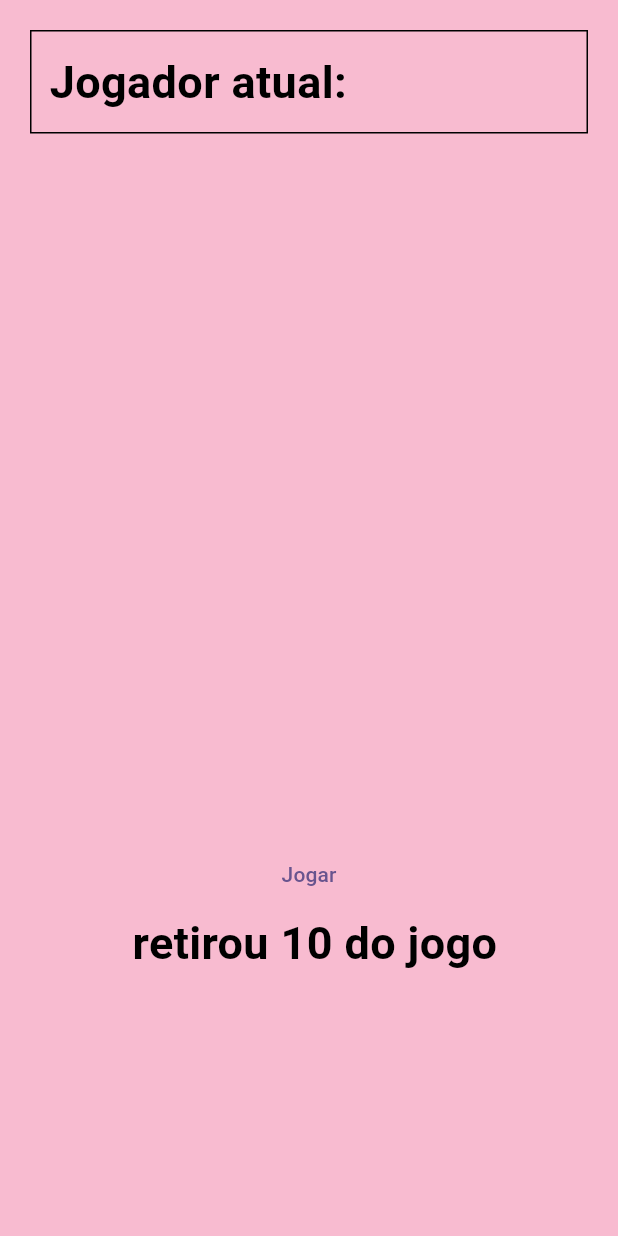
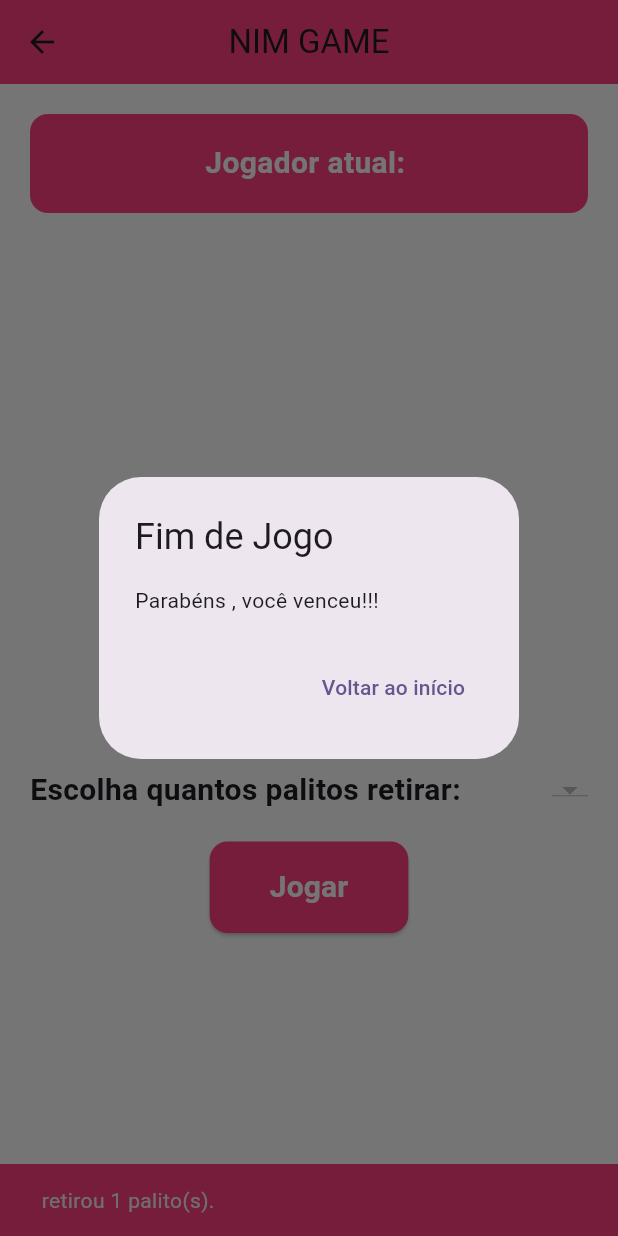
Before and after one commit to DevEssencials/nim-flutter, a Flutter app: the DoisJogadoresPage screen opened directly with empty values, after a tap on "Jogar", on a phone screen of 412 x 824 dp. Run offline on Flutter 3.47's test engine with Material 3 defaults, Android fonts, the phone set to English and light mode, and no system bars; network calls fail.

Commit message:
Terminando página de dois jogadores

```diff
--- a/nim_flutter/lib/pages/dois_jogadores_page.dart
+++ b/nim_flutter/lib/pages/dois_jogadores_page.dart
@@ -1,3 +1,4 @@
+import 'dart:math';
 import 'package:flutter/material.dart';
 import 'package:nim_flutter/models/jogo_class.dart';
 import 'package:nim_flutter/widgets/nim_game.dart';
@@ -7,12 +8,16 @@ class DoisJogadoresPage extends StatefulWidget {
   final int qntdPalitoJogo;
   final String player1;
   final String player2;
+  final bool isVsComputer;
+
   const DoisJogadoresPage({
     required this.player1,
     required this.player2,
     required this.qntdMaxRetirar,
     required this.qntdPalitoJogo,
-    super.key});
+    this.isVsComputer = false,
+    super.key,
+  });
 
   @override
   State<DoisJogadoresPage> createState() => _DoisJogadoresPageState();
@@ -20,20 +25,9 @@ class DoisJogadoresPage extends StatefulWidget {
 
 class _DoisJogadoresPageState extends State<DoisJogadoresPage> {
   late JogoMultPlayer game;
-  String? currentPlayer;
-  String? otherPlayer;
+  bool isPlayer1 = true;
+  int palitosRestantes = 0;
 
-  void trocarJogador(){
-    if(isPlayer1){
-      currentPlayer = widget.player1;
-      otherPlayer = widget.player2;
-    }else{
-      currentPlayer = widget.player2;
-      otherPlayer = widget.player1;
-    }
-  }
-
-  //começo do jogo
   @override
   void initState() {
     super.initState();
@@ -41,23 +35,39 @@ class _DoisJogadoresPageState extends State<DoisJogadoresPage> {
       maxJogada: widget.qntdMaxRetirar,
       quantidadeNoJogo: widget.qntdPalitoJogo,
       namePlayer1: widget.player1,
-      namePlayer2: widget.player2
+      namePlayer2: widget.isVsComputer ? "Computador" : widget.player2,
     );
+    palitosRestantes = widget.qntdPalitoJogo;
   }
 
-  //Jogada - verificar se alguem ganhou em cada jogada
-  void retirarPalitos(int jogada){
+  void trocarJogador() {
+    setState(() {
+      isPlayer1 = !isPlayer1;
+    });
+  }
+
+  void retirarPalitos(int jogada) {
     setState(() {
       game.fazerJogada(jogada);
-      isPlayer1 = !isPlayer1;
+      palitosRestantes -= jogada;
       if (game.isGameOver()) {
-        someoneWins(otherPlayer!);
+        someoneWins(isPlayer1 ? widget.player2 : widget.player1);
+      } else {
+        trocarJogador();
+        if (widget.isVsComputer && !isPlayer1) {
+          jogarComputador();
+        }
       }
     });
   }
 
-  //Mostrar vencedor quando alguem vencer
-  void someoneWins(String nameWiner){
+  void jogarComputador() {
+    final random = Random();
+    final jogada = random.nextInt(widget.qntdMaxRetirar) + 1;
+    retirarPalitos(jogada);
+  }
+
+  void someoneWins(String nameWiner) {
     showDialog(
       context: context,
       builder: (_) => AlertDialog(
@@ -71,20 +81,20 @@ class _DoisJogadoresPageState extends State<DoisJogadoresPage> {
             child: const Text("Voltar ao início"),
           ),
         ],
-      )
+      ),
     );
   }
-  bool isPlayer1 = true;
 
   @override
   Widget build(BuildContext context) {
     return Scaffold(
       backgroundColor: Colors.pink[100],
       body: NimGame(
-        jogar: () => retirarPalitos(2),
-        qntJogo: widget.qntdPalitoJogo,
-        currentPlayer: (isPlayer1)?widget.player1:widget.player2,
-        qntRetirar: 10,),
+        jogar: retirarPalitos,
+        qntJogo: palitosRestantes,
+        currentPlayer: isPlayer1 ? widget.player1 : widget.player2,
+        qntRetirar: widget.qntdMaxRetirar,
+      ),
     );
   }
 }
--- /dev/null
+++ b/nim_flutter/lib/widgets/customer/customer_game_page.dart
@@ -0,0 +1,40 @@
+import 'package:flutter/material.dart';
+
+// Cores principais do tema
+const Color primaryColor = Color(0xFFFF4081);
+
+// Estilo para o texto principal
+TextStyle primaryTextStyle({double fontSize = 20, FontWeight fontWeight = FontWeight.w600, Color color = Colors.white}) {
+  return TextStyle(
+    fontSize: fontSize,
+    fontWeight: fontWeight,
+    color: color,
+  );
+}
+
+// Estilo do botão
+ButtonStyle elevatedButtonStyle() {
+  return ElevatedButton.styleFrom(
+    padding: const EdgeInsets.symmetric(horizontal: 40, vertical: 16),
+    shape: RoundedRectangleBorder(
+      borderRadius: BorderRadius.circular(12),
+    ),
+    backgroundColor: primaryColor,
+  );
+}
+
+// Estilo de Snackbar
+SnackBar snackBarStyle(String message) {
+  return SnackBar(
+    content: Text(message),
+    backgroundColor: primaryColor,
+  );
+}
+
+// Decoração para o container
+BoxDecoration containerDecoration() {
+  return BoxDecoration(
+    color: primaryColor,
+    borderRadius: BorderRadius.circular(12),
+  );
+}
--- a/nim_flutter/lib/widgets/nim_game.dart
+++ b/nim_flutter/lib/widgets/nim_game.dart
@@ -1,68 +1,125 @@
 import 'package:flutter/material.dart';
+import 'package:nim_flutter/widgets/customer/customer_game_page.dart';
 import 'package:nim_flutter/widgets/customer/format_container.dart';
 import 'package:nim_flutter/widgets/customer/grid_delegade.dart';
-import 'package:nim_flutter/widgets/customer/text_field_customer.dart';
-import 'package:nim_flutter/widgets/customer/text_style_jogo.dart';
 
-class NimGame extends StatelessWidget {
+
+class NimGame extends StatefulWidget {
   final int qntJogo;
   final String currentPlayer;
   final int qntRetirar;
-  final jogar;
+  final Function(int) jogar;
 
-  const NimGame(
-      {super.key,
-      required this.jogar,
-      required this.qntJogo,
-      required this.currentPlayer,
-      required this.qntRetirar});
+  const NimGame({
+    super.key,
+    required this.jogar,
+    required this.qntJogo,
+    required this.currentPlayer,
+    required this.qntRetirar,
+  });
+
+  @override
+  State<NimGame> createState() => _NimGameState();
+}
+
+class _NimGameState extends State<NimGame> {
+  int palitosParaRetirar = 1;
 
   @override
   Widget build(BuildContext context) {
-    return SingleChildScrollView(
-      child: Padding(
+    return Scaffold(
+      backgroundColor: Colors.white,
+      appBar: AppBar(
+        title: const Text("NIM GAME"),
+        backgroundColor: primaryColor, // Cor principal do AppBar
+        centerTitle: true,
+      ),
+      body: Padding(
         padding: const EdgeInsets.all(20.0),
         child: Column(
           children: [
-            // jogador atual
+            // Jogador atual
             Container(
-              decoration: BoxDecoration(
-                border: Border.all(),
-              ),
-              padding: const EdgeInsets.all(12),
+              decoration: containerDecoration(), // Usando o estilo customizado para o container
+              padding: const EdgeInsets.all(16),
               child: Row(
+                mainAxisAlignment: MainAxisAlignment.center,
                 children: [
                   Text(
                     "Jogador atual: ",
-                    style: styleText(),
+                    style: primaryTextStyle(), // Usando o estilo customizado para o texto
                   ),
                   Text(
-                    currentPlayer,
-                    style: styleText(),
+                    widget.currentPlayer,
+                    style: primaryTextStyle(fontSize: 24, fontWeight: FontWeight.bold), // Texto em destaque
                   ),
                 ],
               ),
             ),
-            const SizedBox(
-              height: 50,
-            ),
+
+            const SizedBox(height: 50),
+
+            // Quantidade de palitos restante
             SizedBox(
-              height: 400,
+              height: 300,
               width: 400,
               child: GridView.builder(
                 gridDelegate: gridDelegate(),
                 itemBuilder: (context, index) => formaContainer(),
-                itemCount: qntJogo,
+                itemCount: widget.qntJogo,
                 shrinkWrap: true,
               ),
             ),
-            const SizedBox(
-              height: 20,
+
+            const SizedBox(height: 20),
+
+            // Dropdown para escolher quantos palitos retirar
+            Row(
+              mainAxisAlignment: MainAxisAlignment.spaceBetween,
+              children: [
+                const Text(
+                  "Escolha quantos palitos retirar:",
+                  style: TextStyle(fontSize: 20, fontWeight: FontWeight.bold),
+                ),
+                DropdownButton<int>(
+                  value: palitosParaRetirar,
+                  items: List.generate(widget.qntRetirar, (index) => index + 1)
+                      .map((value) => DropdownMenuItem<int>(
+                            value: value,
+                            child: Text(
+                              value.toString(),
+                              style: const TextStyle(fontSize: 18),
+                            ),
+                          ))
+                      .toList(),
+                  onChanged: (value) {
+                    setState(() {
+                      palitosParaRetirar = value!;
+                    });
+                  },
+                  style: const TextStyle(
+                    color: Colors.black, // Texto preto no dropdown
+                  ),
+                  dropdownColor: Colors.white, // Fundo branco
+                ),
+              ],
             ),
-            TextButton(onPressed: () => jogar(), child: Text("Jogar")),
-            Text(
-              "$currentPlayer retirou $qntRetirar do jogo",
-              style: styleText(),
+
+            const SizedBox(height: 20),
+
+            // Botão Jogar estilizado
+            ElevatedButton(
+              style: elevatedButtonStyle(), // Usando o estilo do botão
+              onPressed: () {
+                widget.jogar(palitosParaRetirar);
+                ScaffoldMessenger.of(context).showSnackBar(
+                  snackBarStyle('${widget.currentPlayer} retirou $palitosParaRetirar palito(s).'), // Estilo do Snackbar
+                );
+              },
+              child: const Text(
+                "Jogar",
+                style: TextStyle(fontSize: 20, fontWeight: FontWeight.bold, color: Colors.white),
+              ),
             ),
           ],
         ),
```
